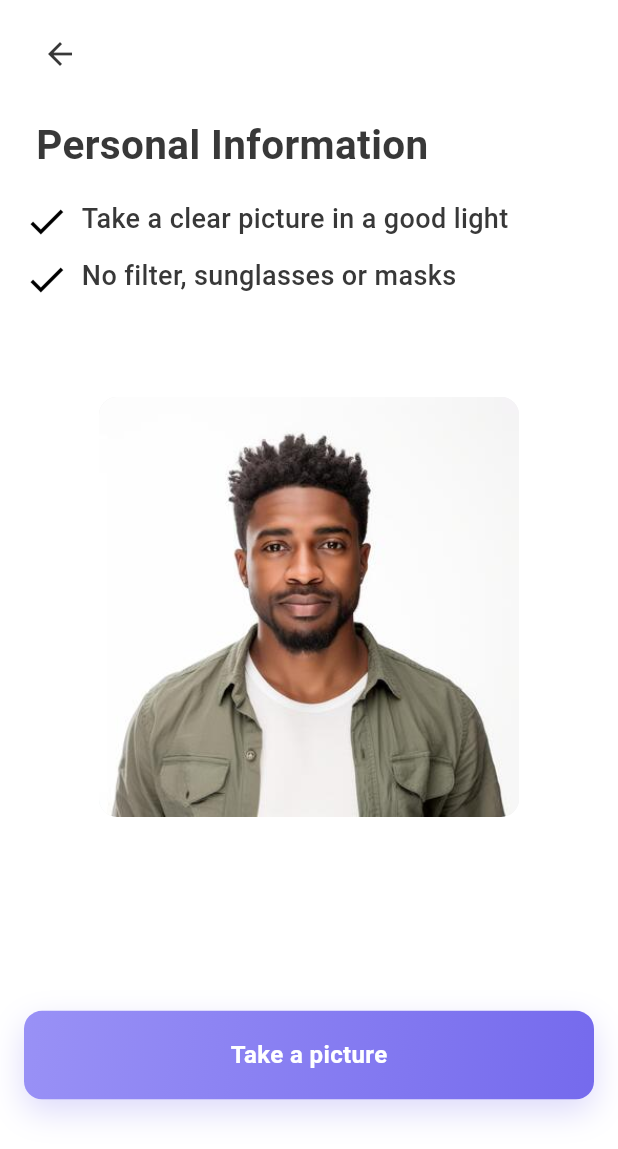
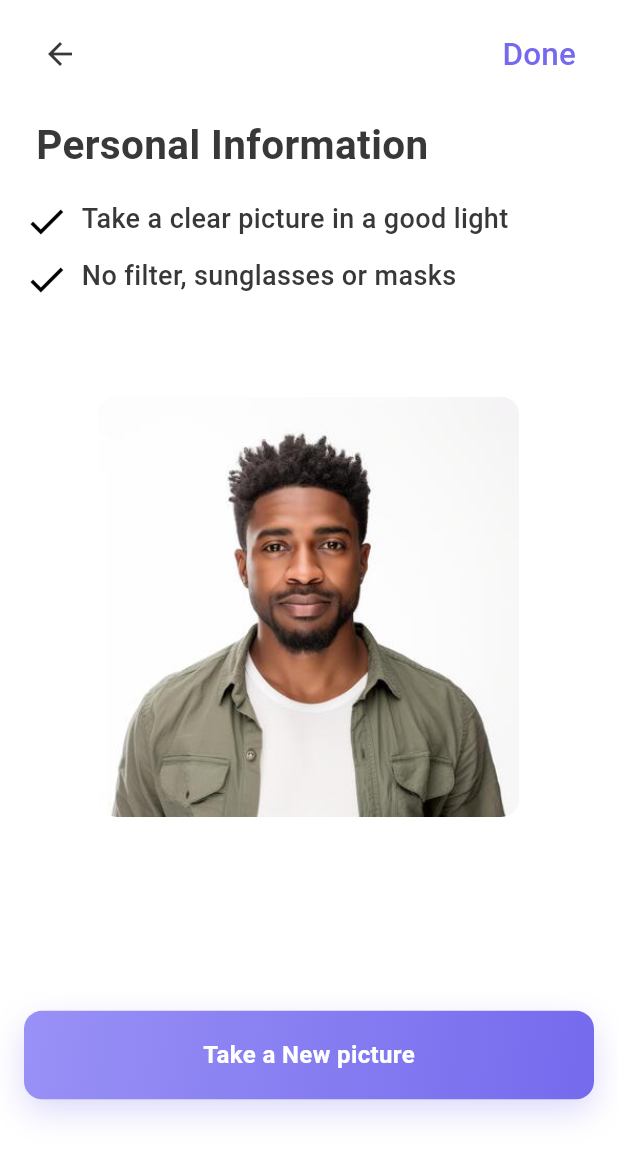
Before and after one commit to rayyankhan00776/GoDropMe, a Flutter app: the PersonalinfoHelpScreen screen opened directly, on a phone screen of 412 x 824 dp, the part 87-1236 px from its top. Run offline on Flutter 3.47's test engine with Material 3 defaults, Android fonts, the phone set to English and light mode, and no system bars; our stand-ins replace flutter_svg, get, image_picker; project files that could hold a hidden picture were left out.

Commit message:
fixed the help screen issue

```diff
--- a/lib/core/routes/routes.dart
+++ b/lib/core/routes/routes.dart
@@ -11,6 +11,7 @@ import 'package:godropme/features/DriverSide/driverDataCollection/pages/personal
 import 'package:godropme/features/DriverSide/driverDataCollection/binding/personal_info_binding.dart';
 import 'package:godropme/features/DriverSide/driverDataCollection/pages/vehicle_Selection_screen.dart';
 import 'package:godropme/features/DriverSide/driverDataCollection/binding/vehicle_selection_binding.dart';
+import 'package:godropme/features/DriverSide/driverDataCollection/pages/vehicle_registration_Screen.dart';
 import 'package:godropme/features/onboard/binding/onboard_binding.dart';
 import 'package:godropme/features/onboard/pages/onboard_screen.dart';
 import 'package:godropme/features/Reg-option/pages/option_screen.dart';
@@ -33,6 +34,7 @@ class AppRoutes {
   static const String personalInfo = '/personal_info';
   static const String driverLicence = '/driver_licence';
   static const String driverIdentification = '/driver_identification';
+  static const String vehicleRegistration = '/vehicle_registration';
   // static const String register = '/register'; // Example for future screens
 
   static final routes = [
@@ -86,5 +88,6 @@ class AppRoutes {
       page: () => const DriverIdentificationScreen(),
       binding: DriverIdentificationBinding(),
     ),
+    GetPage(name: vehicleRegistration, page: () => VehicleRegistrationScreen()),
   ];
 }
--- a/lib/core/utils/app_strings.dart
+++ b/lib/core/utils/app_strings.dart
@@ -52,7 +52,7 @@ class AppStrings {
   static const help = 'Help';
   static const personalInfoHelpLine1 = 'Take a clear picture in a good light';
   static const personalInfoHelpLine2 = 'No filter, sunglasses or masks';
-  static const personalInfoTakeNewPicture = 'Take a picture';
+  static const personalInfoTakeNewPicture = 'Take a New picture';
 
   // Personal info helper texts
   static const personalInfoImageLabel = 'Personal information';
@@ -80,7 +80,7 @@ class AppStrings {
       'Hold the licence next to your face so both are clearly visible';
   static const driverLicenceSelfieHelpLine2 =
       'Remove hats, sunglasses and ensure good lighting';
-  static const driverLicenceTakeNewPicture = 'Take a picture';
+  static const driverLicenceTakeNewPicture = 'Take a New picture';
   static const driverLicenceNumberHint = 'Licence Number';
   static const driverLicenceExpiryHint = 'Expiry Date (DD/MM/YYYY)';
 
--- a/lib/features/DriverSide/driverDataCollection/widgets/personalInfo/personalinfo_help_screen.dart
+++ b/lib/features/DriverSide/driverDataCollection/widgets/personalInfo/personalinfo_help_screen.dart
@@ -20,6 +20,13 @@ class PersonalinfoHelpScreen extends StatefulWidget {
 
 class _PersonalinfoHelpScreenState extends State<PersonalinfoHelpScreen> {
   final ImagePicker _picker = ImagePicker();
+  late String _currentImagePath;
+
+  @override
+  void initState() {
+    super.initState();
+    _currentImagePath = widget.imagePath;
+  }
 
   Future<void> _takeNewPicture() async {
     try {
@@ -31,9 +38,10 @@ class _PersonalinfoHelpScreenState extends State<PersonalinfoHelpScreen> {
         maxHeight: 1600,
       );
 
-      if (file != null) {
-        // Return the file path to the caller
-        if (mounted) Navigator.of(context).pop(file.path);
+      if (file != null && mounted) {
+        setState(() {
+          _currentImagePath = file.path;
+        });
       }
     } catch (e) {
       // If permission denied or camera error, show a simple snackbar and stay
@@ -56,12 +64,23 @@ class _PersonalinfoHelpScreenState extends State<PersonalinfoHelpScreen> {
           children: [
             // Back icon and title (match PersonalInfo screen heading)
             Row(
+              mainAxisAlignment: MainAxisAlignment.spaceBetween,
               children: [
-                IconButton(
-                  onPressed: () => Get.back(),
-                  icon: Icon(Icons.arrow_back, color: AppColors.black),
+                Align(
+                  alignment: Alignment.centerLeft,
+                  child: IconButton(
+                    onPressed: () => Get.back(),
+                    icon: Icon(Icons.arrow_back, color: AppColors.black),
+                  ),
                 ),
-                SizedBox(width: Responsive.scaleClamped(context, 8, 6, 12)),
+                Align(
+                  alignment: Alignment.centerRight,
+                  child: TextButton(
+                    onPressed: () =>
+                        Navigator.of(context).pop(_currentImagePath),
+                    child: Text('Done', style: AppTypography.helpButton),
+                  ),
+                ),
               ],
             ),
 
@@ -111,7 +130,7 @@ class _PersonalinfoHelpScreenState extends State<PersonalinfoHelpScreen> {
             // Image preview container (re-using CustomImageContainer in read-only mode)
             Center(
               child: CustomImageContainer(
-                imagePath: widget.imagePath,
+                imagePath: _currentImagePath,
                 width: 280,
                 height: 280,
                 onTap: null,
```
Also changed, not shown: lib/features/DriverSide/driverDataCollection/pages/vehicle_registration_Screen.dart (added, +13 -0 lines), lib/features/DriverSide/driverDataCollection/widgets/driverIdentification/identification_image_help_screen.dart (+32 -9 lines), lib/features/DriverSide/driverDataCollection/widgets/driverLicense/licence_image_help_screen.dart (+32 -9 lines), lib/features/DriverSide/driverDataCollection/widgets/driverLicense/selfie_with_licence_help_screen.dart (+32 -9 lines).
